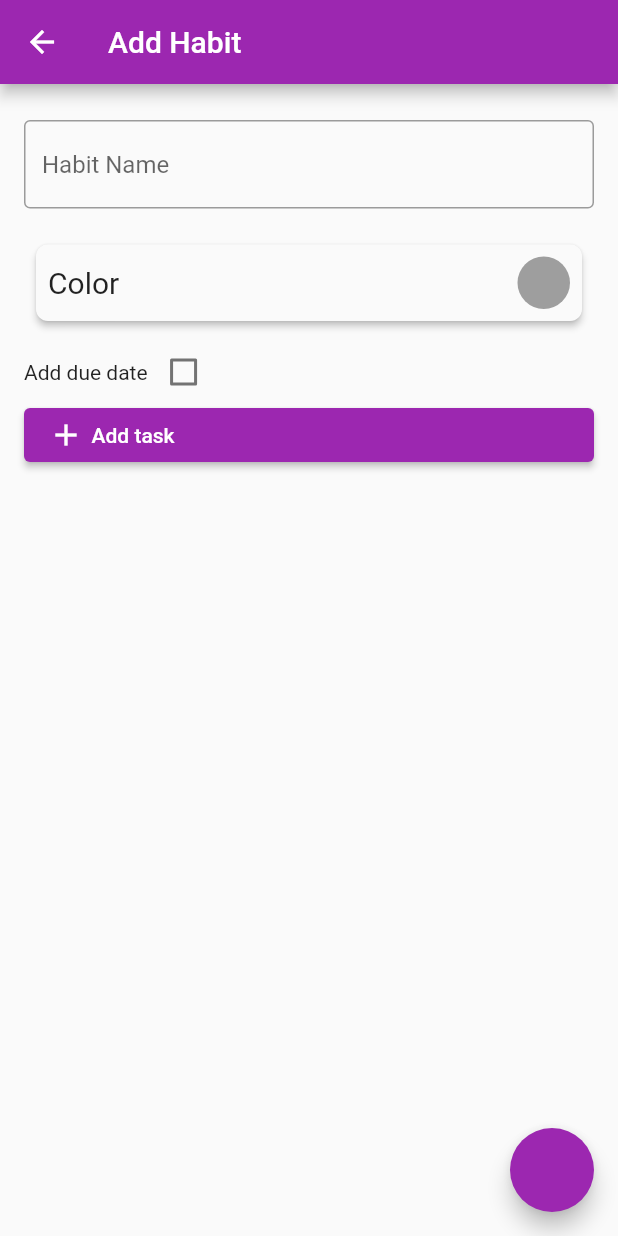
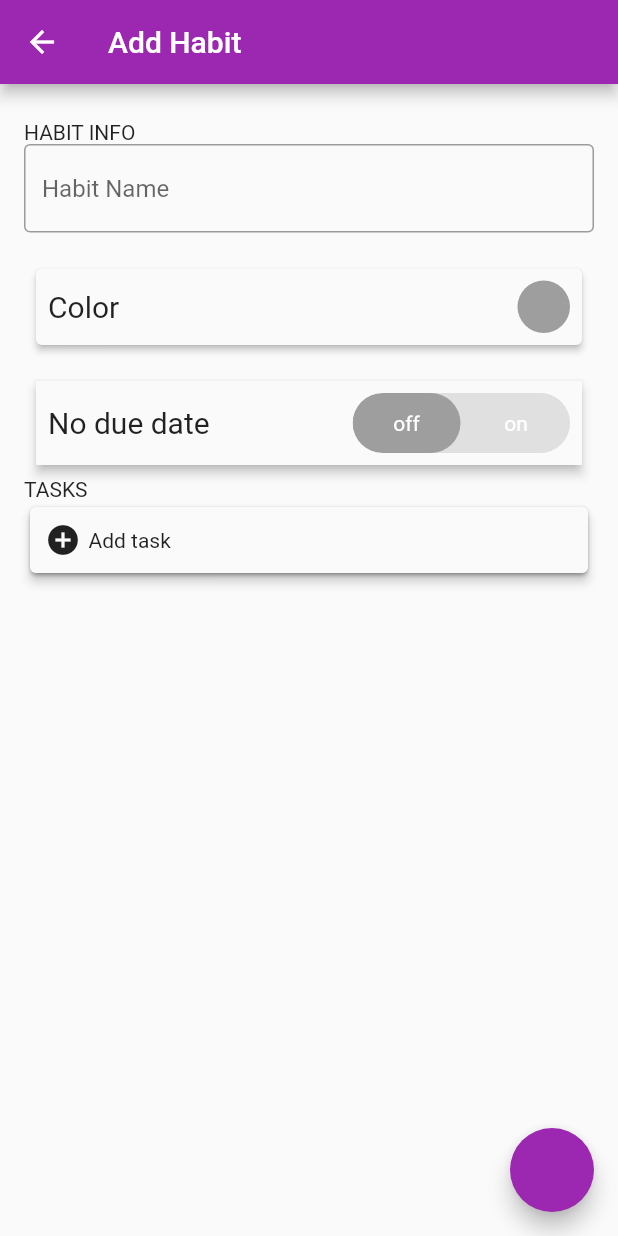
Before and after one commit to marianneleal/Forma_Flutter, a Flutter app: the screen it shows after launch, after a tap on the "add" icon, on a phone screen of 412 x 824 dp. Run offline on Flutter 3.47's test engine with Material 2 defaults, Android fonts, the phone set to English and light mode, and no system bars; drawn by our look-alikes of toggle_switch; our stand-ins replace flutter_colorpicker, sqflite; accounts and stored records are empty.

Commit message:
design, make tasks appear

```diff
--- a/lib/local_data/DatabaseHelper.dart
+++ b/lib/local_data/DatabaseHelper.dart
@@ -19,12 +19,13 @@ class DatabaseHelper {
 
   Future _onCreate(Database db, int version) async {
     await db.execute('''
-      CREATE TABLE habits(
+      CREATE TABLE habits (
         id INTEGER PRIMARY KEY AUTOINCREMENT,
         name TEXT NOT NULL,
         color INTEGER NOT NULL,
-        dueDate TEXT
-      )
+        dueDate TEXT,
+        UNIQUE(id) ON CONFLICT REPLACE
+);
     ''');
     await db.execute('''
       CREATE TABLE tasks(
@@ -32,7 +33,7 @@ class DatabaseHelper {
         name TEXT NOT NULL,
         isCompleted INTEGER NOT NULL,
         habitId INTEGER NOT NULL,
-        FOREIGN KEY (habitId) REFERENCES habits(id)
+        FOREIGN KEY (habitId) REFERENCES habits(id),
       )
     ''');
   }
--- a/lib/screens/detail.dart
+++ b/lib/screens/detail.dart
@@ -1,10 +1,12 @@
+import 'dart:async';
+
 import 'package:flutter/material.dart';
 import 'package:forma_flutter/local_data/DatabaseHelper.dart';
 import 'package:flutter_colorpicker/flutter_colorpicker.dart';
+import 'package:toggle_switch/toggle_switch.dart';
 import '../model/habit.dart';
 import '../model/task.dart';
 import 'package:intl/intl.dart';
-
 import '../widgets/task_row.dart';
 
 class Detail extends StatefulWidget {
@@ -31,19 +33,20 @@ class _DetailState extends State<Detail> {
       _hasDueDate = widget.habit!.dueDate != null;
       _dueDate = widget.habit!.dueDate!;
       _color = Color(widget.habit!.color);
+      _fetchTasks();
     } else {
       _nameController = TextEditingController();
       _hasDueDate = false;
       _dueDate = DateTime.now();
       _color = Colors.grey;
     }
-    _fetchTasks();
   }
 
   Future<void> _fetchTasks() async {
     if (widget.habit != null) {
       _tasks =
           await DatabaseHelper.instance.getTasksByHabitId(widget.habit!.id!);
+      setState(() {});
     }
   }
 
@@ -75,6 +78,7 @@ class _DetailState extends State<Detail> {
             crossAxisAlignment: CrossAxisAlignment.start,
             children: [
               const SizedBox(height: 8.0),
+              Text("HABIT INFO"),
               TextFormField(
                 controller: _nameController,
                 decoration: const InputDecoration(
@@ -93,7 +97,7 @@ class _DetailState extends State<Detail> {
                   padding: const EdgeInsets.all(8.0),
                   child: Material(
                     elevation: 2.0,
-                    borderRadius: BorderRadius.circular(8.0),
+                    borderRadius: BorderRadius.circular(4.0),
                     child: Padding(
                       padding: const EdgeInsets.all(8.0),
                       child: Row(
@@ -132,29 +136,65 @@ class _DetailState extends State<Detail> {
                     });
                   },
                 ),
-              SizedBox(
-                height: 36.0,
+              Padding(
+                padding: const EdgeInsets.all(8.0),
+                child: Material(
+                  elevation: 3.0,
+                  child: Column(
+                    children: [
+                      Padding(
+                        padding: const EdgeInsets.all(8.0),
                         child: Row(
+                          mainAxisAlignment: MainAxisAlignment.spaceBetween,
                           children: [
-                    const Text('Add due date'),
-                    Checkbox(
-                      value: _hasDueDate,
-                      onChanged: (value) {
+                            Text(
+                              _hasDueDate ? 'Due Date:' : 'No due date',
+                              style: TextStyle(
+                                fontSize: 20.0,
+                              ),
+                            ),
+                            ToggleSwitch(
+                              iconSize: 10,
+                              cornerRadius: 20.0,
+                              activeBgColors: [
+                                [Colors.grey!],
+                                [Colors.green[800]!]
+                              ],
+                              radiusStyle: true,
+                              activeFgColor: Colors.white,
+                              inactiveBgColor: Colors.grey[300],
+                              inactiveFgColor: Colors.white,
+                              initialLabelIndex: _hasDueDate ? 1 : 0,
+                              labels: ['off', 'on'],
+                              totalSwitches: 2,
+                              onToggle: (index) {
                                 setState(() {
-                          _hasDueDate = value!;
+                                  _hasDueDate = !_hasDueDate;
                                   _addDueDate();
                                 });
+                                print('switched to: $index');
                               },
-                    ),
+                            )
                           ],
                         ),
                       ),
                       if (_hasDueDate && _dueDate != null)
                         SizedBox(
                           height: 36.0,
-                  child: Text("Due Date: " +
-                      DateFormat('d MMM').format(_dueDate!).toString()),
+                          child: Text(
+                              DateFormat('d MMM').format(_dueDate!).toString(),
+                              style: TextStyle(
+                                fontSize: 20.0,
+                              )),
                         ),
+                    ],
+                  ),
+                ),
+              ),
+              Text("TASKS"),
+              Card(
+                child: Column(
+                  children: [
                     ListView(
                       shrinkWrap: true,
                       physics: const NeverScrollableScrollPhysics(),
@@ -163,7 +203,8 @@ class _DetailState extends State<Detail> {
                           Dismissible(
                             key: Key(task.id.toString()),
                             background: Container(
-                          color: Colors.red, child: const Icon(Icons.delete)),
+                                color: Colors.red,
+                                child: const Icon(Icons.delete)),
                             direction: DismissDirection.endToStart,
                             onDismissed: (direction) {
                               if (task.id != null) {
@@ -179,8 +220,13 @@ class _DetailState extends State<Detail> {
                           )
                       ],
                     ),
-              ElevatedButton(
-                onPressed: () {
+                    Material(
+                      borderRadius: BorderRadius.circular(4.0),
+                      elevation: 3.0,
+                      child: Padding(
+                        padding: const EdgeInsets.all(10.0),
+                        child: InkWell(
+                          onTap: () {
                             showDialog(
                               context: context,
                               builder: (BuildContext context) {
@@ -206,12 +252,16 @@ class _DetailState extends State<Detail> {
                                     TextButton(
                                       onPressed: () {
                                         setState(() {
-                                _tasks.add(
-                                    Task(name: taskName, isCompleted: false));
+                                          _tasks.add(Task(
+                                              name: taskName,
+                                              isCompleted: false));
                                         });
                                         Navigator.pop(context);
                                       },
-                            child: const Text('Add'),
+                                      child: const Text(
+                                        'Add',
+                                        style: TextStyle(color: Colors.black),
+                                      ),
                                     ),
                                   ],
                                 );
@@ -220,9 +270,14 @@ class _DetailState extends State<Detail> {
                           },
                           child: Row(
                             children: const [
-                    Icon(Icons.add),
+                              Icon(Icons.add_circle),
                               SizedBox(width: 5),
                               Text('Add task'),
+                            ],
+                          ),
+                        ),
+                      ),
+                    ),
                   ],
                 ),
               ),
--- a/lib/widgets/habit_row.dart
+++ b/lib/widgets/habit_row.dart
@@ -43,11 +43,6 @@ class HabitRow extends StatelessWidget {
                         fontSize: 20,
                       )),
                   const Spacer(),
-                  // Container(
-                  //   margin: const EdgeInsets.only(right: 20),
-                  //   child: const Icon(Icons.arrow_forward_ios,
-                  //       size: 30, color: Colors.grey),
-                  // ),
                 ],
               ),
             ),
--- a/lib/widgets/task_row.dart
+++ b/lib/widgets/task_row.dart
@@ -25,7 +25,7 @@ class _TaskRowState extends State<TaskRow> {
     return Padding(
       padding: const EdgeInsets.all(8.0),
       child: Material(
-        borderRadius: BorderRadius.circular(10.0),
+        borderRadius: BorderRadius.circular(4.0),
         elevation: 3.0,
         child: Row(
           children: [
--- a/pubspec.yaml
+++ b/pubspec.yaml
@@ -37,6 +37,7 @@ dependencies:
   path_provider: ^2.0.14
   flutter_colorpicker: ^1.0.3
   intl: ^0.18.1
+  toggle_switch: ^2.1.0
 
 dev_dependencies:
   flutter_test:
```
Also changed, not shown: lib/local_data/task_repository.dart (deleted, +0 -21 lines), 3 other files. Lines whose indentation alone changed are shown as unchanged.
